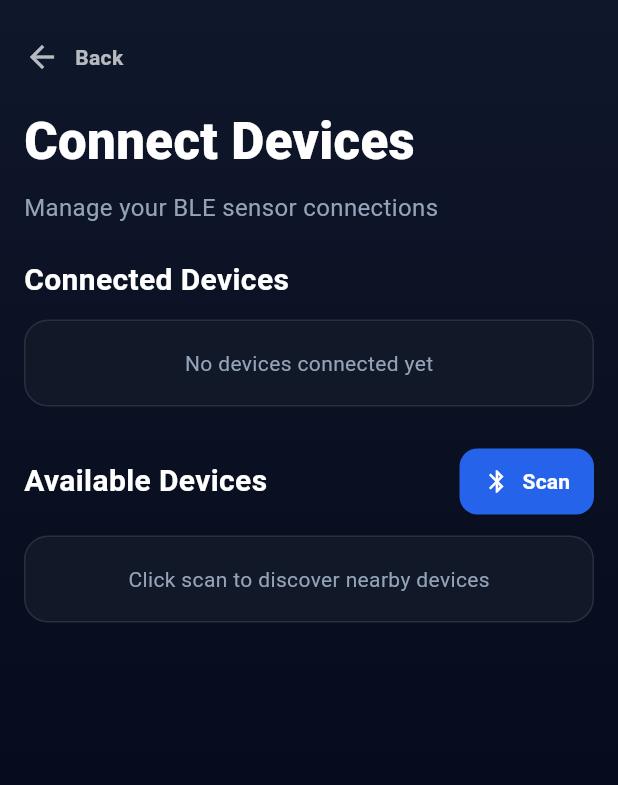
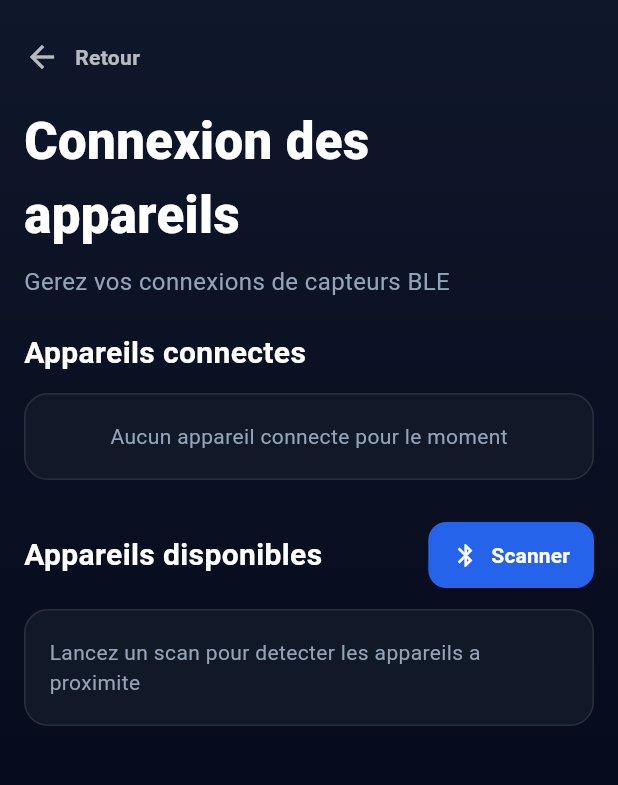
Before and after one commit to AntoineMethot/PFE, a Flutter app: the ConnectDevicesScreen screen opened by its route, on a phone screen of 412 x 824 dp, the part 84-869 px from its top. Run offline on Flutter 3.47's test engine with Material 3 defaults, Android fonts, the light colour scheme and no system bars; our stand-ins replace flutter_blue_plus.

Commit message:
Tradcution en francais

```diff
--- a/lib/ble_scan_page.dart
+++ b/lib/ble_scan_page.dart
@@ -39,7 +39,7 @@ class _BleScanPageState extends State<BleScanPage> {
       onError: (e) {
         if (!mounted) return;
         ScaffoldMessenger.of(context).showSnackBar(
-          SnackBar(content: Text("Scan error: $e")),
+          SnackBar(content: Text("Erreur de scan : $e")),
         );
       },
     );
@@ -67,7 +67,7 @@ class _BleScanPageState extends State<BleScanPage> {
     } catch (e) {
       if (!mounted) return;
       ScaffoldMessenger.of(context).showSnackBar(
-        SnackBar(content: Text("Start scan failed: $e")),
+        SnackBar(content: Text("Echec du demarrage du scan : $e")),
       );
     } finally {
       if (!mounted) return;
@@ -91,14 +91,14 @@ class _BleScanPageState extends State<BleScanPage> {
       ScaffoldMessenger.of(context).showSnackBar(
         SnackBar(
           content: Text(
-            "Connected to ${device.name.isNotEmpty ? device.name : id}",
+            "Connecte a ${device.name.isNotEmpty ? device.name : id}",
           ),
         ),
       );
     } catch (e) {
       if (!mounted) return;
       ScaffoldMessenger.of(context).showSnackBar(
-        SnackBar(content: Text("Connection failed: $e")),
+        SnackBar(content: Text("Echec de connexion : $e")),
       );
     } finally {
       if (!mounted) return;
@@ -117,7 +117,7 @@ class _BleScanPageState extends State<BleScanPage> {
 
     return Scaffold(
       appBar: AppBar(
-        title: const Text("BLE Devices"),
+        title: const Text("Appareils BLE"),
         actions: [
           IconButton(
             icon: const Icon(Icons.refresh),
@@ -128,7 +128,7 @@ class _BleScanPageState extends State<BleScanPage> {
       body: results.isEmpty
           ? Center(
               child: Text(
-                isScanning ? "Scanning..." : "No BLE devices found",
+                isScanning ? "Scan en cours..." : "Aucun appareil BLE trouve",
               ),
             )
           : ListView.builder(
@@ -138,7 +138,7 @@ class _BleScanPageState extends State<BleScanPage> {
                 final device = result.device;
                 final id = device.id.id;
 
-                final name = device.name.isNotEmpty ? device.name : "Unknown Device";
+                final name = device.name.isNotEmpty ? device.name : "Appareil inconnu";
                 final connecting = _connecting.contains(id);
 
                 return ListTile(
@@ -152,7 +152,7 @@ class _BleScanPageState extends State<BleScanPage> {
                             height: 16,
                             child: CircularProgressIndicator(strokeWidth: 2),
                           )
-                        : const Text("Connect"),
+                        : const Text("Connecter"),
                   ),
                 );
               },
--- a/lib/screens/connect_devices_screen.dart
+++ b/lib/screens/connect_devices_screen.dart
@@ -89,7 +89,7 @@ class _ConnectDevicesScreenState extends State<ConnectDevicesScreen> {
       onError: (e) {
         if (!mounted) return;
         ScaffoldMessenger.of(context).showSnackBar(
-          SnackBar(content: Text('Scan error: $e')),
+          SnackBar(content: Text('Erreur de scan : $e')),
         );
       },
     );
@@ -117,7 +117,7 @@ class _ConnectDevicesScreenState extends State<ConnectDevicesScreen> {
       if (!mounted) return;
 
       ScaffoldMessenger.of(context).showSnackBar(
-        SnackBar(content: Text('Start scan failed: $e')),
+        SnackBar(content: Text('Echec du demarrage du scan : $e')),
       );
     } finally {
       if (!mounted) return;
@@ -153,14 +153,14 @@ class _ConnectDevicesScreenState extends State<ConnectDevicesScreen> {
 
       ScaffoldMessenger.of(context).showSnackBar(
         SnackBar(
-          content: Text('Connected to ${dev.name.isNotEmpty ? dev.name : id}'),
+          content: Text('Connecte a ${dev.name.isNotEmpty ? dev.name : id}'),
         ),
       );
     } catch (e) {
       if (!mounted) return;
 
       ScaffoldMessenger.of(context).showSnackBar(
-        SnackBar(content: Text('Connect failed: $e')),
+        SnackBar(content: Text('Echec de connexion : $e')),
       );
     } finally {
       if (!mounted) return;
@@ -180,7 +180,7 @@ class _ConnectDevicesScreenState extends State<ConnectDevicesScreen> {
     });
 
     ScaffoldMessenger.of(context).showSnackBar(
-      SnackBar(content: Text('Disconnected from ${d.displayName}')),
+      SnackBar(content: Text('Deconnecte de ${d.displayName}')),
     );
   }
 
@@ -204,7 +204,7 @@ class _ConnectDevicesScreenState extends State<ConnectDevicesScreen> {
         onSensorData: () {
           if (_connectedById.isEmpty) {
             ScaffoldMessenger.of(context).showSnackBar(
-              const SnackBar(content: Text('Connect a device first.')),
+              const SnackBar(content: Text('Connectez d abord un appareil.')),
             );
             return;
           }
@@ -266,7 +266,7 @@ class _ConnectDevicesScreenState extends State<ConnectDevicesScreen> {
                     Icon(Icons.arrow_back, color: Colors.white70),
                     SizedBox(width: 10),
                     Text(
-                      'Back',
+                      'Retour',
                       style: TextStyle(
                         color: Colors.white70,
                         fontWeight: FontWeight.w600,
@@ -278,7 +278,7 @@ class _ConnectDevicesScreenState extends State<ConnectDevicesScreen> {
             ),
             const SizedBox(height: 10),
             const Text(
-              'Connect Devices',
+              'Connexion des appareils',
               style: TextStyle(
                 fontSize: 34,
                 fontWeight: FontWeight.w800,
@@ -287,13 +287,13 @@ class _ConnectDevicesScreenState extends State<ConnectDevicesScreen> {
             ),
             const SizedBox(height: 8),
             const Text(
-              'Manage your BLE sensor connections',
+              'Gerez vos connexions de capteurs BLE',
               style: TextStyle(color: Color(0xFF94A3B8), fontSize: 16),
             ),
             const SizedBox(height: 22),
 
             const Text(
-              'Connected Devices',
+              'Appareils connectes',
               style: TextStyle(
                 color: Colors.white,
                 fontSize: 20,
@@ -313,7 +313,7 @@ class _ConnectDevicesScreenState extends State<ConnectDevicesScreen> {
                 ),
                 child: const Center(
                   child: Text(
-                    'No devices connected yet',
+                    'Aucun appareil connecte pour le moment',
                     style: TextStyle(color: Color(0xFF94A3B8)),
                   ),
                 ),
@@ -332,7 +332,7 @@ class _ConnectDevicesScreenState extends State<ConnectDevicesScreen> {
               mainAxisAlignment: MainAxisAlignment.spaceBetween,
               children: [
                 const Text(
-                  'Available Devices',
+                  'Appareils disponibles',
                   style: TextStyle(
                     color: Colors.white,
                     fontSize: 20,
@@ -358,7 +358,7 @@ class _ConnectDevicesScreenState extends State<ConnectDevicesScreen> {
                         )
                       : const Icon(Icons.bluetooth, size: 18),
                   label: Text(
-                    _isScanning ? 'Scanning...' : 'Scan',
+                    _isScanning ? 'Scan en cours...' : 'Scanner',
                     style: const TextStyle(fontWeight: FontWeight.w700),
                   ),
                 ),
@@ -378,7 +378,7 @@ class _ConnectDevicesScreenState extends State<ConnectDevicesScreen> {
                 ),
                 child: const Center(
                   child: Text(
-                    'Click scan to discover nearby devices',
+                    'Lancez un scan pour detecter les appareils a proximite',
                     style: TextStyle(color: Color(0xFF94A3B8)),
                   ),
                 ),
--- a/lib/screens/exercise_details_screen.dart
+++ b/lib/screens/exercise_details_screen.dart
@@ -65,7 +65,7 @@ class ExerciseDetailsScreen extends StatelessWidget {
                       ),
                       const SizedBox(height: 16),
 
-                      _StepCard(title: 'Setup', steps: details.setupSteps),
+                      _StepCard(title: 'Mise en place', steps: details.setupSteps),
                       const SizedBox(height: 16),
                       _StepCard(
                         title: 'Execution',
@@ -100,7 +100,7 @@ class ExerciseDetailsScreen extends StatelessWidget {
                     },
                     icon: const Icon(Icons.play_arrow_rounded),
                     label: const Text(
-                      'Start Lift',
+                      'Demarrer la serie',
                       style: TextStyle(
                         fontSize: 16,
                         fontWeight: FontWeight.w800,
--- a/lib/screens/select_exercise_screen.dart
+++ b/lib/screens/select_exercise_screen.dart
@@ -10,23 +10,23 @@ class SelectExerciseScreen extends StatelessWidget {
   static const List<Exercise> exercises = [
     Exercise(
       id: 'bench',
-      name: 'Bench Press',
+      name: 'Developpe couche',
       description:
-          'Upper body compound exercise targeting chest, shoulders, and triceps',
-      muscles: ['Pectorals', 'Anterior Deltoids', 'Triceps'],
+          'Exercice polyarticulaire du haut du corps ciblant les pectoraux, les epaules et les triceps',
+      muscles: ['Pectoraux', 'Deltoides anterieurs', 'Triceps'],
     ),
     Exercise(
       id: 'deadlift',
-      name: 'Deadlift',
+      name: 'Souleve de terre',
       description:
-          'Full body compound exercise focusing on posterior chain development',
-      muscles: ['Hamstrings', 'Glutes', 'Lower Back', 'Traps'],
+          'Exercice polyarticulaire complet axe sur le developpement de la chaine posterieure',
+      muscles: ['Ischio-jambiers', 'Fessiers', 'Bas du dos', 'Trapezes'],
     ),
     Exercise(
       id: 'squat',
       name: 'Squat',
-      description: 'Lower body compound exercise for overall leg development',
-      muscles: ['Quadriceps', 'Glutes', 'Hamstrings', 'Core'],
+      description: 'Exercice polyarticulaire du bas du corps pour le developpement global des jambes',
+      muscles: ['Quadriceps', 'Fessiers', 'Ischio-jambiers', 'Sangle abdominale'],
     ),
   ];
 
@@ -42,7 +42,7 @@ class SelectExerciseScreen extends StatelessWidget {
           ScaffoldMessenger.of(context).showSnackBar(
             const SnackBar(
               content: Text(
-                'Open Sensor Data from Connect Devices after connecting.',
+                'Ouvrez Donnees capteur depuis Connexion des appareils apres connexion.',
               ),
             ),
           );
@@ -85,7 +85,7 @@ class SelectExerciseScreen extends StatelessWidget {
           children: [
             const SizedBox(height: 8),
             const Text(
-              'Select Your Exercise',
+              'Choisissez votre exercice',
               style: TextStyle(
                 fontSize: 22,
                 fontWeight: FontWeight.bold,
@@ -94,7 +94,7 @@ class SelectExerciseScreen extends StatelessWidget {
             ),
             const SizedBox(height: 6),
             const Text(
-              'Choose an exercise to begin tracking your lift',
+              'Choisissez un exercice pour commencer le suivi',
               style: TextStyle(color: Color(0xFF94A3B8)),
             ),
             const SizedBox(height: 20),
--- a/lib/screens/view_analysis_screen.dart
+++ b/lib/screens/view_analysis_screen.dart
@@ -7,7 +7,7 @@ class ViewAnalysisScreen extends StatefulWidget {
   final List<RepAnalysis> reps;
   final String title;
 
-  const ViewAnalysisScreen({super.key, required this.reps, this.title = 'View Analysis'});
+  const ViewAnalysisScreen({super.key, required this.reps, this.title = 'Analyse'});
 
   @override
   State<ViewAnalysisScreen> createState() => _ViewAnalysisScreenState();
@@ -41,7 +41,7 @@ class _ViewAnalysisScreenState extends State<ViewAnalysisScreen> {
           child: Column(
             crossAxisAlignment: CrossAxisAlignment.start,
             children: [
-              const Text('Bar Path', style: TextStyle(color: Colors.white, fontSize: 20, fontWeight: FontWeight.w800)),
+              const Text('Trajectoire de la barre', style: TextStyle(color: Colors.white, fontSize: 20, fontWeight: FontWeight.w800)),
               const SizedBox(height: 12),
 
               if (reps.isEmpty)
@@ -52,7 +52,7 @@ class _ViewAnalysisScreenState extends State<ViewAnalysisScreen> {
                     borderRadius: BorderRadius.circular(16),
                     border: Border.all(color: Colors.white10),
                   ),
-                  child: const Text('No recorded reps to display', style: TextStyle(color: Color(0xFF94A3B8))),
+                  child: const Text('Aucune repetition enregistree a afficher', style: TextStyle(color: Color(0xFF94A3B8))),
                 )
               else ...[
                 SizedBox(
--- a/lib/services/ble_imu_stream.dart
+++ b/lib/services/ble_imu_stream.dart
@@ -55,10 +55,10 @@ class BleImuStream {
   Future<void> start({bool sendStartCommand = true}) async {
     final device = BleManager.I.device;
     if (device == null) {
-      throw Exception("No device connected. Connect first.");
+      throw Exception("Aucun appareil connecte. Connectez-vous d abord.");
     }
     if (!BleManager.I.isConnected) {
-      throw Exception("Device is not connected.");
+      throw Exception("L appareil n est pas connecte.");
     }
     if (_running) return;
 
@@ -67,17 +67,17 @@ class BleImuStream {
 
     final imuService = services.firstWhere(
       (s) => s.uuid == imuServiceUuid,
-      orElse: () => throw Exception("IMU service not found: $imuServiceUuid"),
+      orElse: () => throw Exception("Service IMU introuvable : $imuServiceUuid"),
     );
 
     _notifyChar = imuService.characteristics.firstWhere(
       (c) => c.uuid == imuNotifyUuid,
-      orElse: () => throw Exception("Notify characteristic not found: $imuNotifyUuid"),
+      orElse: () => throw Exception("Caracteristique de notification introuvable : $imuNotifyUuid"),
     );
 
     _cmdChar = imuService.characteristics.firstWhere(
       (c) => c.uuid == imuCmdUuid,
-      orElse: () => throw Exception("Cmd characteristic not found: $imuCmdUuid"),
+      orElse: () => throw Exception("Caracteristique de commande introuvable : $imuCmdUuid"),
     );
 
     // Enable notifications first
@@ -131,7 +131,7 @@ class BleImuStream {
 
   Future<void> sendCommand(int byte) async {
     if (_cmdChar == null) {
-      throw Exception("Cmd characteristic not ready (start() first).");
+      throw Exception("Caracteristique de commande non prete (lancez start() d abord).");
     }
 
     // Most firmwares use writeWithoutResponse for commands; both usually work.
--- a/lib/services/csv_rep_analysis_service.dart
+++ b/lib/services/csv_rep_analysis_service.dart
@@ -20,19 +20,19 @@ class CsvRepAnalysisService {
   static Future<List<RepAnalysis>> analyzeFile(String csvPath) async {
     final file = File(csvPath);
     if (!await file.exists()) {
-      throw Exception("File does not exist: $csvPath");
+      throw Exception("Le fichier n existe pas : $csvPath");
     }
 
     final lines = await file.readAsLines();
     if (lines.isEmpty) {
-      throw Exception("CSV is empty");
+      throw Exception("Le CSV est vide");
     }
 
     final header = lines.first.split(',').map((s) => s.trim()).toList();
 
     int col(String name) {
       final idx = header.indexOf(name);
-      if (idx < 0) throw Exception("Missing column '$name' in CSV header.");
+      if (idx < 0) throw Exception("Colonne '$name' manquante dans l en-tete CSV.");
       return idx;
     }
 
--- a/lib/widgets/available_device_card.dart
+++ b/lib/widgets/available_device_card.dart
@@ -85,7 +85,7 @@ class AvailableDeviceCard extends StatelessWidget {
                     child: CircularProgressIndicator(strokeWidth: 2),
                   )
                 : const Text(
-                    'Connect',
+                    'Connecter',
                     style: TextStyle(fontWeight: FontWeight.w700),
                   ),
           ),
--- a/lib/widgets/connected_device_card.dart
+++ b/lib/widgets/connected_device_card.dart
@@ -13,10 +13,10 @@ class ConnectedDeviceCard extends StatelessWidget {
 
   @override
   Widget build(BuildContext context) {
-    final type = device.type ?? 'BLE Device';
+    final type = device.type ?? 'Appareil BLE';
     final batteryText = device.batteryPercent == null
         ? null
-        : 'Battery: ${device.batteryPercent}%';
+        : 'Batterie : ${device.batteryPercent}%';
 
     return Container(
       margin: const EdgeInsets.only(bottom: 14),
@@ -97,7 +97,7 @@ class ConnectedDeviceCard extends StatelessWidget {
             ),
             onPressed: onDisconnect,
             child: const Text(
-              'Disconnect',
+              'Deconnecter',
               style: TextStyle(fontWeight: FontWeight.w700),
             ),
           ),
--- a/lib/widgets/exercise_card.dart
+++ b/lib/widgets/exercise_card.dart
@@ -15,16 +15,16 @@ class ExerciseCard extends StatelessWidget {
       return const ExerciseDetails(
         exerciseId: 'deadlift',
         setupSteps: [
-          'Stand with feet hip-width apart, bar over mid-foot',
-          'Bend down and grip the bar just outside your legs',
-          'Keep your back straight and chest up',
-          'Engage your lats and brace your core',
+          'Placez vos pieds largeur hanches, barre au-dessus du milieu du pied',
+          'Descendez et saisissez la barre juste a l exterieur des jambes',
+          'Gardez le dos droit et la poitrine sortie',
+          'Engagez les dorsaux et gainez la sangle abdominale',
         ],
         executionSteps: [
-          'Push through your heels to lift the bar',
-          'Keep the bar close to your body',
-          'Extend your hips and knees simultaneously',
-          'Stand tall at the top, then lower with control',
+          'Poussez dans les talons pour soulever la barre',
+          'Gardez la barre proche du corps',
+          'Etendez hanches et genoux simultanement',
+          'Tenez-vous droit en haut puis redescendez avec controle',
         ],
       );
     }
@@ -33,12 +33,12 @@ class ExerciseCard extends StatelessWidget {
     return const ExerciseDetails(
       exerciseId: 'generic',
       setupSteps: [
-        'Get into starting position',
-        'Brace your core',
+        'Prenez la position de depart',
+        'Gainez la sangle abdominale',
       ],
       executionSteps: [
-        'Perform the movement with control',
-        'Return to start position',
+        'Realisez le mouvement avec controle',
+        'Revenez a la position de depart',
       ],
     );
   }
```
Also changed, not shown: lib/screens/exercise_analysis_screen.dart (+23 -34 lines), lib/screens/saved_sets_screen.dart (+41 -20 lines), lib/screens/sensor_data_screen.dart (+20 -20 lines), lib/screens/workout_progress_screen.dart (+13 -13 lines), lib/widgets/app_menu_drawer.dart (+13 -12 lines).
